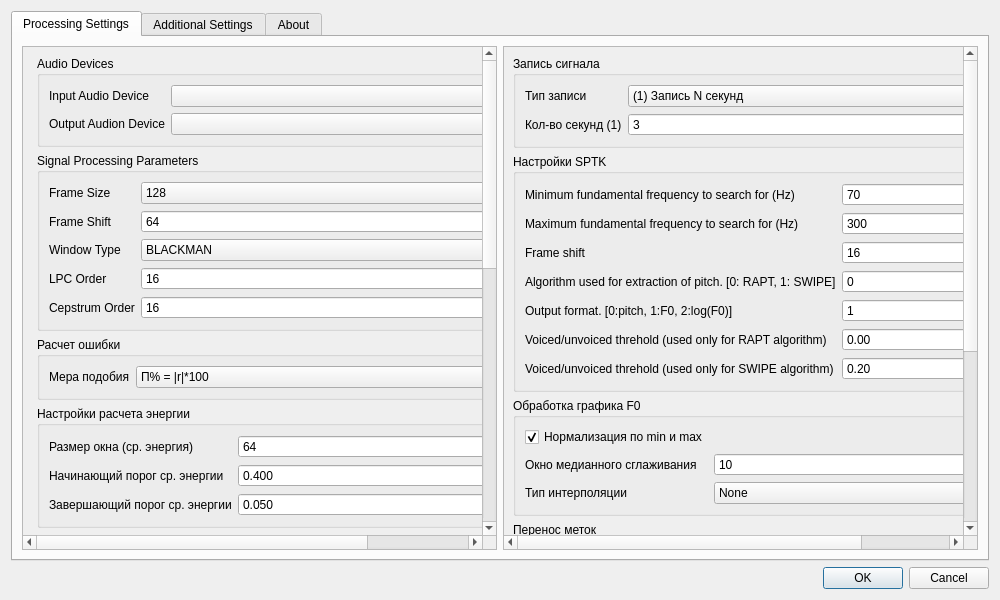
First picture: the form in settingsdialog.ui, repository zhitko/inton-trainer, before the edit.
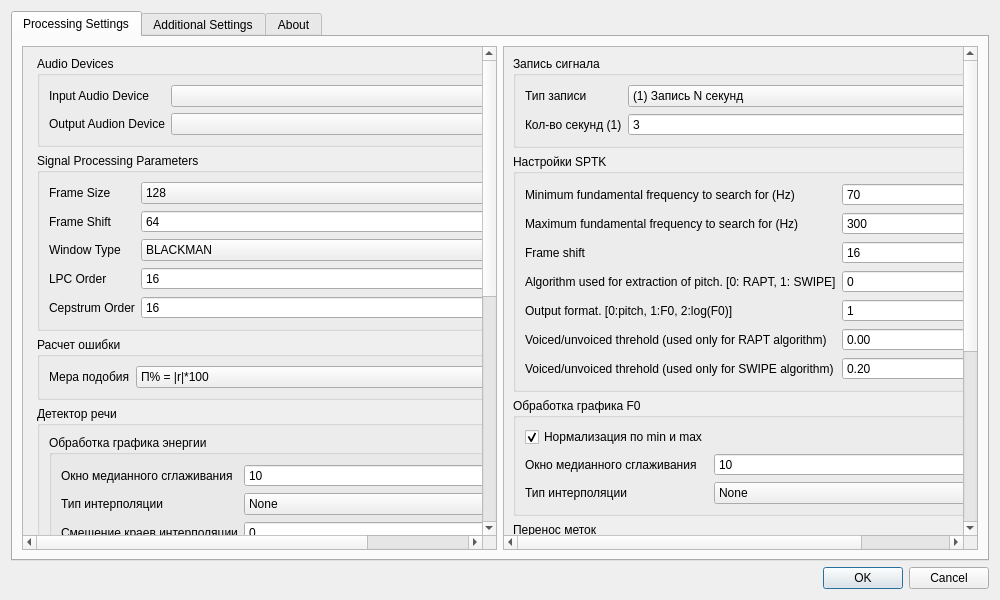
Second picture: the form after the edit. Icons and pictures are not drawn.

Patch:
```diff
--- a/settingsdialog.ui
+++ b/settingsdialog.ui
@@ -43,9 +43,9 @@
           <property name="geometry">
            <rect>
             <x>0</x>
-            <y>-457</y>
+            <y>0</y>
             <width>528</width>
-            <height>970</height>
+            <height>859</height>
            </rect>
           </property>
           <layout class="QHBoxLayout" name="horizontalLayout_2">
@@ -308,81 +308,6 @@
                </layout>
               </widget>
              </item>
-             <item>
-              <widget class="QGroupBox" name="groupBox_4">
-               <property name="title">
-                <string>Настройки расчета энергии</string>
-               </property>
-               <layout class="QFormLayout" name="formLayout_5">
-                <item row="0" column="0">
-                 <widget class="QLabel" name="label_16">
-                  <property name="text">
-                   <string>Размер окна (ср. энергия)</string>
-                  </property>
-                 </widget>
-                </item>
-                <item row="0" column="1">
-                 <widget class="QSpinBox" name="energyMidFrame">
-                  <property name="minimum">
-                   <number>0</number>
-                  </property>
-                  <property name="maximum">
-                   <number>65536</number>
-                  </property>
-                  <property name="value">
-                   <number>64</number>
-                  </property>
-                 </widget>
-                </item>
-                <item row="1" column="0">
-                 <widget class="QLabel" name="label_17">
-                  <property name="text">
-                   <string>Начинающий порог ср. энергии</string>
-                  </property>
-                 </widget>
-                </item>
-                <item row="1" column="1">
-                 <widget class="QDoubleSpinBox" name="energyMidThresholdStart">
-                  <property name="decimals">
-                   <number>3</number>
-                  </property>
-                  <property name="maximum">
-                   <double>1.000000000000000</double>
-                  </property>
-                  <property name="singleStep">
-                   <double>0.010000000000000</double>
-                  </property>
-                  <property name="value">
-                   <double>0.400000000000000</double>
-                  </property>
-                 </widget>
-                </item>
-                <item row="2" column="0">
-                 <widget class="QLabel" name="label_18">
-                  <property name="text">
-                   <string>Завершающий порог ср. энергии</string>
-                  </property>
-                 </widget>
-                </item>
-                <item row="2" column="1">
-                 <widget class="QDoubleSpinBox" name="energyMidThresholdEnd">
-                  <property name="decimals">
-                   <number>3</number>
-                  </property>
-                  <property name="maximum">
-                   <double>1.000000000000000</double>
-                  </property>
-                  <property name="singleStep">
-                   <double>0.010000000000000</double>
-                  </property>
-                  <property name="value">
-                   <double>0.050000000000000</double>
-                  </property>
-                 </widget>
-                </item>
-               </layout>
-              </widget>
-             </item>
              <item>
               <widget class="QGroupBox" name="groupBox_10">
                <property name="title">
```
Left out of the diff: 2 changed lines with no effect on the pictures.
